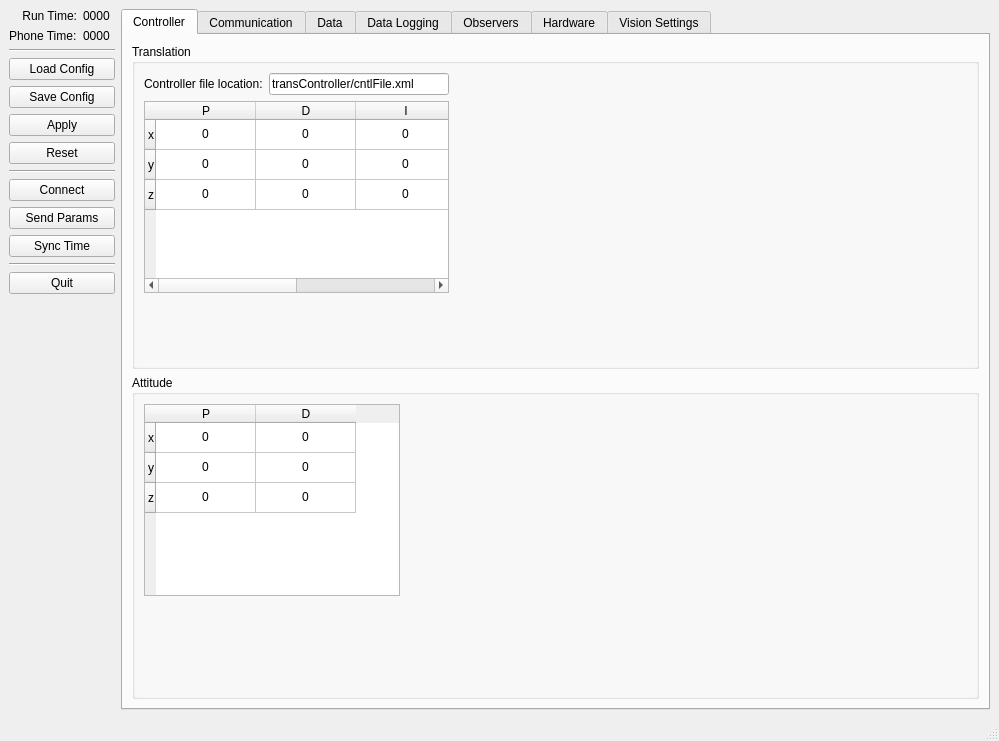
Above: Leash/src/Leash.ui from ryan0270/quadrover before the change. Below: the same form after it.
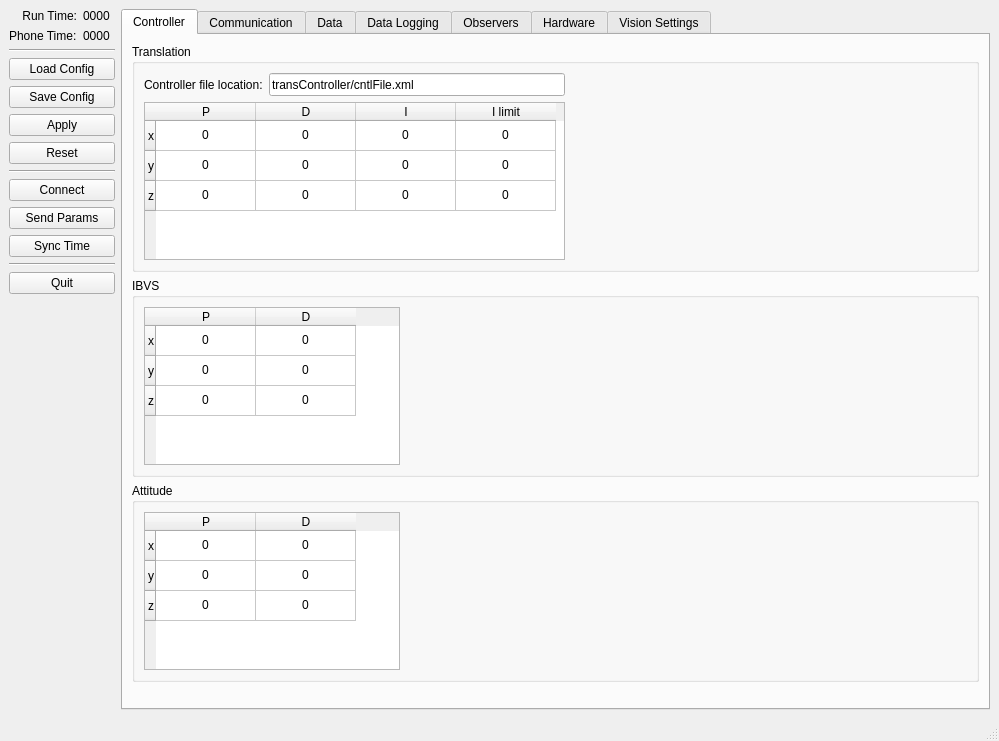
That is the form after the change. The open tabs and pages were chosen to show the change.

Commit message: Sending IBVS gains from Leash to Rover

Patch:
```diff
--- a/Leash/src/Leash.ui
+++ b/Leash/src/Leash.ui
@@ -26,7 +26,7 @@
    <locale language="English" country="UnitedStates"/>
   </property>
   <widget class="QWidget" name="centralwidget">
-   <layout class="QGridLayout" name="gridLayout_7">
+   <layout class="QGridLayout" name="gridLayout_15">
     <item row="0" column="0">
      <layout class="QVBoxLayout" name="verticalLayout">
       <item>
@@ -182,27 +182,13 @@
        <attribute name="title">
         <string>Controller</string>
        </attribute>
-       <layout class="QVBoxLayout" name="verticalLayout_2">
-        <item>
+       <layout class="QGridLayout" name="gridLayout_7">
+        <item row="0" column="0">
          <widget class="QGroupBox" name="groupBox_3">
           <property name="title">
            <string>Translation</string>
           </property>
-          <layout class="QGridLayout" name="gridLayout_4">
-           <item row="0" column="0">
-            <widget class="QLabel" name="label_27">
-             <property name="text">
-              <string>Controller file location:</string>
-             </property>
-            </widget>
-           </item>
-           <item row="0" column="1">
-            <widget class="QLineEdit" name="txtTransControllerFileLocation">
-             <property name="text">
-              <string>transController/cntlFile.xml</string>
-             </property>
-            </widget>
-           </item>
+          <layout class="QGridLayout" name="gridLayout">
            <item row="1" column="0" colspan="2">
             <widget class="QTableWidget" name="tblTransCntl">
              <property name="sizePolicy">
@@ -211,6 +197,12 @@
                <verstretch>0</verstretch>
               </sizepolicy>
              </property>
+             <property name="minimumSize">
+              <size>
+               <width>421</width>
+               <height>121</height>
+              </size>
+             </property>
              <property name="baseSize">
               <size>
                <width>331</width>
@@ -371,6 +363,19 @@
              </item>
             </widget>
            </item>
+           <item row="0" column="1">
+            <widget class="QLineEdit" name="txtTransControllerFileLocation">
+             <property name="minimumSize">
+              <size>
+               <width>231</width>
+               <height>23</height>
+              </size>
+             </property>
+             <property name="text">
+              <string>transController/cntlFile.xml</string>
+             </property>
+            </widget>
+           </item>
            <item row="1" column="2">
             <spacer name="horizontalSpacer_3">
              <property name="orientation">
@@ -384,15 +389,141 @@
              </property>
             </spacer>
            </item>
-           <item row="2" column="0">
-            <spacer name="verticalSpacer_5">
+           <item row="0" column="0">
+            <widget class="QLabel" name="label_27">
+             <property name="text">
+              <string>Controller file location:</string>
+             </property>
+            </widget>
+           </item>
+          </layout>
+         </widget>
+        </item>
+        <item row="1" column="0">
+         <widget class="QGroupBox" name="groupBox_7">
+          <property name="title">
+           <string>IBVS</string>
+          </property>
+          <layout class="QGridLayout" name="gridLayout_4">
+           <item row="0" column="0">
+            <widget class="QTableWidget" name="tblIbvsCntl">
+             <property name="sizePolicy">
+              <sizepolicy hsizetype="Preferred" vsizetype="Preferred">
+               <horstretch>0</horstretch>
+               <verstretch>0</verstretch>
+              </sizepolicy>
+             </property>
+             <property name="minimumSize">
+              <size>
+               <width>221</width>
+               <height>121</height>
+              </size>
+             </property>
+             <property name="baseSize">
+              <size>
+               <width>331</width>
+               <height>121</height>
+              </size>
+             </property>
+             <row>
+              <property name="text">
+               <string>x</string>
+              </property>
+              <property name="textAlignment">
+               <set>AlignRight|AlignVCenter</set>
+              </property>
+             </row>
+             <row>
+              <property name="text">
+               <string>y</string>
+              </property>
+              <property name="textAlignment">
+               <set>AlignRight|AlignVCenter</set>
+              </property>
+             </row>
+             <row>
+              <property name="text">
+               <string>z</string>
+              </property>
+              <property name="textAlignment">
+               <set>AlignRight|AlignVCenter</set>
+              </property>
+             </row>
+             <column>
+              <property name="text">
+               <string>P</string>
+              </property>
+              <property name="textAlignment">
+               <set>AlignHCenter|AlignVCenter|AlignCenter</set>
+              </property>
+             </column>
+             <column>
+              <property name="text">
+               <string>D</string>
+              </property>
+              <property name="textAlignment">
+               <set>AlignHCenter|AlignVCenter|AlignCenter</set>
+              </property>
+             </column>
+             <item row="0" column="0">
+              <property name="text">
+               <string>0</string>
+              </property>
+              <property name="textAlignment">
+               <set>AlignHCenter|AlignVCenter|AlignCenter</set>
+              </property>
+             </item>
+             <item row="0" column="1">
+              <property name="text">
+               <string>0</string>
+              </property>
+              <property name="textAlignment">
+               <set>AlignHCenter|AlignVCenter|AlignCenter</set>
+              </property>
+             </item>
+             <item row="1" column="0">
+              <property name="text">
+               <string>0</string>
+              </property>
+              <property name="textAlignment">
+               <set>AlignHCenter|AlignVCenter|AlignCenter</set>
+              </property>
+             </item>
+             <item row="1" column="1">
+              <property name="text">
+               <string>0</string>
+              </property>
+              <property name="textAlignment">
+               <set>AlignHCenter|AlignVCenter|AlignCenter</set>
+              </property>
+             </item>
+             <item row="2" column="0">
+              <property name="text">
+               <string>0</string>
+              </property>
+              <property name="textAlignment">
+               <set>AlignHCenter|AlignVCenter|AlignCenter</set>
+              </property>
+             </item>
+             <item row="2" column="1">
+              <property name="text">
+               <string>0</string>
+              </property>
+              <property name="textAlignment">
+               <set>AlignHCenter|AlignVCenter|AlignCenter</set>
+              </property>
+             </item>
+            </widget>
+           </item>
+           <item row="0" column="1">
+            <spacer name="horizontalSpacer_17">
              <property name="orientation">
-              <enum>Qt::Vertical</enum>
+              <enum>Qt::Horizontal</enum>
              </property>
              <property name="sizeHint" stdset="0">
               <size>
-               <width>20</width>
-               <height>52</height>
+               <width>559</width>
+               <height>20</height>
               </size>
              </property>
             </spacer>
@@ -400,116 +531,12 @@
           </layout>
          </widget>
         </item>
-        <item>
+        <item row="2" column="0">
          <widget class="QGroupBox" name="groupBox_4">
           <property name="title">
            <string>Attitude</string>
           </property>
           <layout class="QGridLayout" name="gridLayout_5">
-           <item row="0" column="0">
-            <widget class="QTableWidget" name="tblAttCntl">
-             <property name="sizePolicy">
-              <sizepolicy hsizetype="Preferred" vsizetype="Preferred">
-               <horstretch>0</horstretch>
-               <verstretch>0</verstretch>
-              </sizepolicy>
-             </property>
-             <property name="baseSize">
-              <size>
-               <width>331</width>
-               <height>121</height>
-              </size>
-             </property>
-             <row>
-              <property name="text">
-               <string>x</string>
-              </property>
-              <property name="textAlignment">
-               <set>AlignRight|AlignVCenter</set>
-              </property>
-             </row>
-             <row>
-              <property name="text">
-               <string>y</string>
-              </property>
-              <property name="textAlignment">
-               <set>AlignRight|AlignVCenter</set>
-              </property>
-             </row>
-             <row>
-              <property name="text">
-               <string>z</string>
-              </property>
-              <property name="textAlignment">
-               <set>AlignRight|AlignVCenter</set>
-              </property>
-             </row>
-             <column>
-              <property name="text">
-               <string>P</string>
-              </property>
-              <property name="textAlignment">
-               <set>AlignHCenter|AlignVCenter|AlignCenter</set>
-              </property>
-             </column>
-             <column>
-              <property name="text">
-               <string>D</string>
-              </property>
-              <property name="textAlignment">
-               <set>AlignHCenter|AlignVCenter|AlignCenter</set>
-              </property>
-             </column>
-             <item row="0" column="0">
-              <property name="text">
-               <string>0</string>
-              </property>
-              <property name="textAlignment">
-               <set>AlignHCenter|AlignVCenter|AlignCenter</set>
-              </property>
-             </item>
-             <item row="0" column="1">
-              <property name="text">
-               <string>0</string>
-              </property>
-              <property name="textAlignment">
-               <set>AlignHCenter|AlignVCenter|AlignCenter</set>
-              </property>
-             </item>
-             <item row="1" column="0">
-              <property name="text">
-               <string>0</string>
-              </property>
-              <property name="textAlignment">
-               <set>AlignHCenter|AlignVCenter|AlignCenter</set>
-              </property>
-             </item>
-             <item row="1" column="1">
-              <property name="text">
-               <string>0</string>
-              </property>
-              <property name="textAlignment">
-               <set>AlignHCenter|AlignVCenter|AlignCenter</set>
-              </property>
-             </item>
-             <item row="2" column="0">
-              <property name="text">
-               <string>0</string>
-              </property>
-              <property name="textAlignment">
-               <set>AlignHCenter|AlignVCenter|AlignCenter</set>
-              </property>
-             </item>
-             <item row="2" column="1">
-              <property name="text">
-               <string>0</string>
-              </property>
-              <property name="textAlignment">
-               <set>AlignHCenter|AlignVCenter|AlignCenter</set>
-              </property>
-             </item>
-            </widget>
-           </item>
            <item row="0" column="1">
             <spacer name="horizontalSpacer_4">
              <property name="orientation">
@@ -523,22 +550,132 @@
              </property>
             </spacer>
            </item>
-           <item row="1" column="0">
-            <spacer name="verticalSpacer_6">
-             <property name="orientation">
-              <enum>Qt::Vertical</enum>
+           <item row="0" column="0">
+            <widget class="QTableWidget" name="tblAttCntl">
+             <property name="sizePolicy">
+              <sizepolicy hsizetype="Preferred" vsizetype="Preferred">
+               <horstretch>0</horstretch>
+               <verstretch>0</verstretch>
+              </sizepolicy>
              </property>
-             <property name="sizeHint" stdset="0">
+             <property name="minimumSize">
               <size>
-               <width>20</width>
-               <height>51</height>
+               <width>221</width>
+               <height>121</height>
               </size>
              </property>
-            </spacer>
+             <property name="baseSize">
+              <size>
+               <width>331</width>
+               <height>121</height>
+              </size>
+             </property>
+             <row>
+              <property name="text">
+               <string>x</string>
+              </property>
+              <property name="textAlignment">
+               <set>AlignRight|AlignVCenter</set>
+              </property>
+             </row>
+             <row>
+              <property name="text">
+               <string>y</string>
+              </property>
+              <property name="textAlignment">
+               <set>AlignRight|AlignVCenter</set>
+              </property>
+             </row>
+             <row>
+              <property name="text">
+               <string>z</string>
+              </property>
+              <property name="textAlignment">
+               <set>AlignRight|AlignVCenter</set>
+              </property>
+             </row>
+             <column>
+              <property name="text">
+               <string>P</string>
+              </property>
+              <property name="textAlignment">
+               <set>AlignHCenter|AlignVCenter|AlignCenter</set>
+              </property>
+             </column>
+             <column>
+              <property name="text">
+               <string>D</string>
+              </property>
+              <property name="textAlignment">
+               <set>AlignHCenter|AlignVCenter|AlignCenter</set>
+              </property>
+             </column>
+             <item row="0" column="0">
+              <property name="text">
+               <string>0</string>
+              </property>
+              <property name="textAlignment">
+               <set>AlignHCenter|AlignVCenter|AlignCenter</set>
+              </property>
+             </item>
+             <item row="0" column="1">
+              <property name="text">
+               <string>0</string>
+              </property>
+              <property name="textAlignment">
+               <set>AlignHCenter|AlignVCenter|AlignCenter</set>
+              </property>
+             </item>
+             <item row="1" column="0">
+              <property name="text">
+               <string>0</string>
+              </property>
+              <property name="textAlignment">
+               <set>AlignHCenter|AlignVCenter|AlignCenter</set>
+              </property>
+             </item>
+             <item row="1" column="1">
+              <property name="text">
+               <string>0</string>
+              </property>
+              <property name="textAlignment">
+               <set>AlignHCenter|AlignVCenter|AlignCenter</set>
+              </property>
+             </item>
+             <item row="2" column="0">
+              <property name="text">
+               <string>0</string>
+              </property>
+              <property name="textAlignment">
+               <set>AlignHCenter|AlignVCenter|AlignCenter</set>
+              </property>
+             </item>
+             <item row="2" column="1">
+              <property name="text">
+               <string>0</string>
+              </property>
+              <property name="textAlignment">
+               <set>AlignHCenter|AlignVCenter|AlignCenter</set>
+              </property>
+             </item>
+            </widget>
            </item>
           </layout>
          </widget>
         </item>
+        <item row="3" column="0">
+         <spacer name="verticalSpacer_6">
+          <property name="orientation">
+           <enum>Qt::Vertical</enum>
+          </property>
+          <property name="sizeHint" stdset="0">
+           <size>
+            <width>20</width>
+            <height>51</height>
+           </size>
+          </property>
+         </spacer>
+        </item>
        </layout>
       </widget>
       <widget class="QWidget" name="tabCommunication">
```
Left out of the diff: 6 changed lines with no effect on the pictures. The commit also changes 17 other files.
